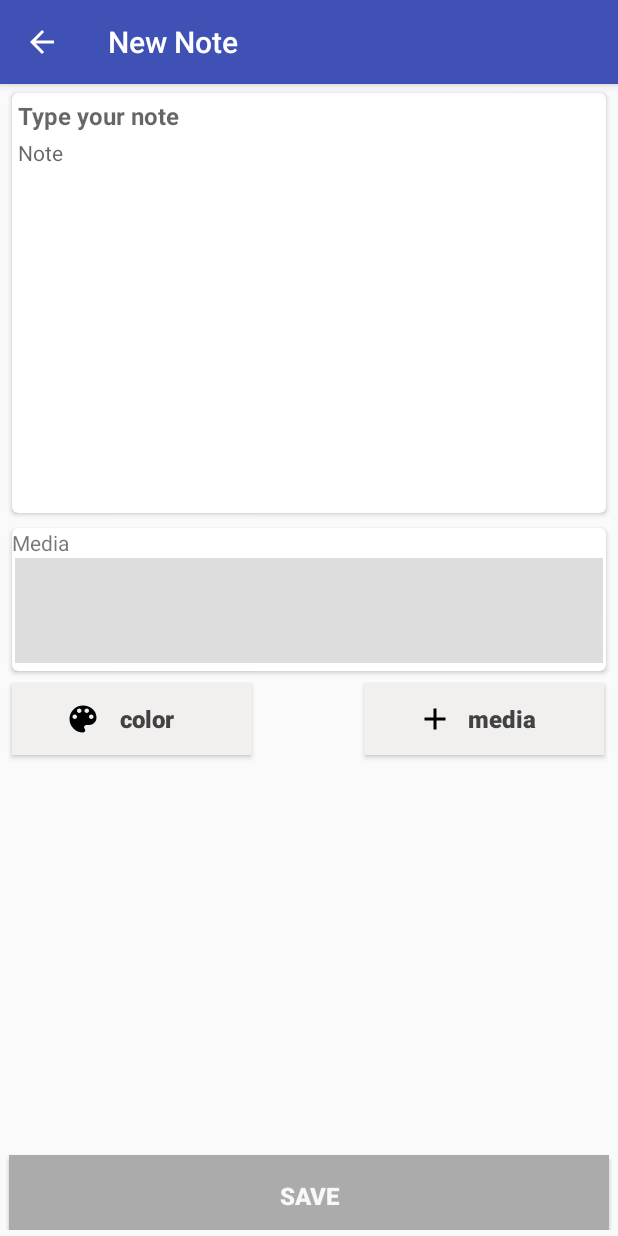
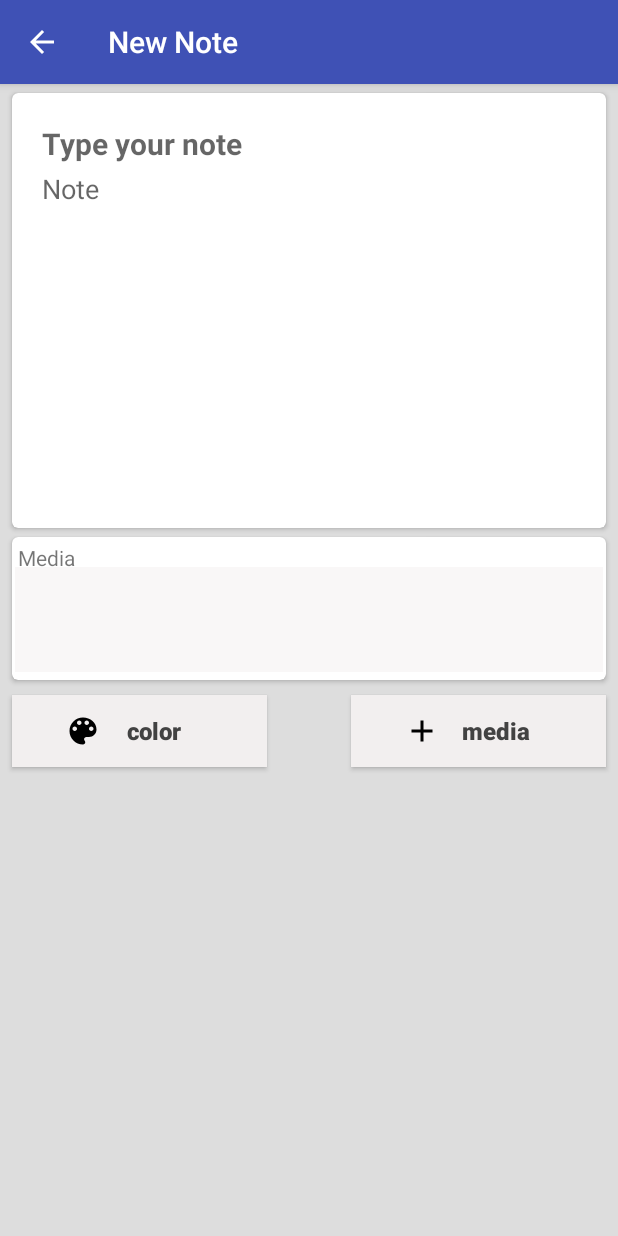
Before and after one commit to merveAltili/GMNotes, an Android app: the NoteAddActivity screen opened directly, with no data from a screen before it, on a phone screen of 412 x 824 dp. Run offline under Robolectric (Android 15) with nearby library versions, the phone set to English and light mode, and no system bars; our stand-ins replace ButterKnife, Picasso, Room's generated code; libraries missing offline, so code that uses them is left out: petrov.kristiyan.colorpicker; pictures from the network do not load.

Commit message:
datail V1

```diff
--- a/app/build.gradle
+++ b/app/build.gradle
@@ -52,9 +52,13 @@ dependencies {
 
     //color picker
     compile 'petrov.kristiyan:colorpicker-library:1.1.8'
+    compile 'com.github.eltos:simpledialogfragment:2.2.2'
+
 
     //picasso
     implementation 'com.squareup.picasso:picasso:2.71828'
 
 
+
+
 }
--- a/app/src/main/java/com/example/merve/butterknife/NoteAddActivity.java
+++ b/app/src/main/java/com/example/merve/butterknife/NoteAddActivity.java
@@ -14,10 +14,13 @@ import android.support.v7.widget.CardView;
 import android.support.v7.widget.LinearLayoutManager;
 import android.support.v7.widget.RecyclerView;
 import android.support.v7.widget.Toolbar;
+import android.text.Editable;
+import android.text.TextWatcher;
 import android.util.Log;
 import android.view.View;
 import android.widget.Button;
 import android.widget.EditText;
+import android.widget.TextView;
 import android.widget.Toast;
 
 import com.example.merve.butterknife.db.Entity.MediaEntity;
@@ -62,8 +65,27 @@ public class NoteAddActivity extends AppCompatActivity {
     RecyclerView noteAddRecyc;
     @BindView(R.id.noteAddCardV)
     CardView noteAddCardV;
+    @BindView(R.id.txtView)
+    TextView txtView;
     private SharedPreferences sharedPreferences;
     private LinearLayoutManager LinearLayoutManager;
+    private TextWatcher tw = new TextWatcher() {
+        public void afterTextChanged(Editable s) {
+            if (!edtTitle.getText().toString().isEmpty() && !edtDetail.getText().toString().isEmpty())
+                btnSave.setVisibility(View.VISIBLE);
+            else
+                btnSave.setVisibility(View.GONE);
+        }
+
+        public void beforeTextChanged(CharSequence s, int start, int count, int after) {
+
+            // you can check for enter key here
+        }
+
+        public void onTextChanged(CharSequence s, int start, int before, int count) {
+
+        }
+    };
 
     @Override
     protected void onCreate(Bundle savedInstanceState) {
@@ -116,25 +138,48 @@ public class NoteAddActivity extends AppCompatActivity {
                     colors.add("#F9FBE7");
                     colors.add("#F5F5F5");
                     colors.add("#E0F2F1");
-
+                    colorPicker.disableDefaultButtons(true);
+                    Button buton = new Button(getApplicationContext());
+                    buton.setTextColor(Color.BLUE);
+                    buton.setBackgroundColor(Color.WHITE);
+                    Button buton2 = new Button(getApplicationContext());
+                    buton2.setBackgroundColor(Color.WHITE);
+                    Button buton3 = new Button(getApplicationContext());
+                    buton3.setBackgroundColor(Color.WHITE);
                     colorPicker
+                            .setColorButtonTickColor(Color.WHITE)
                             .setDefaultColorButton(Color.parseColor("#f84c44"))
                             .setColors(colors)
                             .setColumns(5)
                             .setRoundColorButton(true)
-                            .setOnChooseColorListener(new ColorPicker.OnChooseColorListener() {
+                            .addListenerButton("", buton3, new ColorPicker.OnButtonListener() {
                                 @Override
-                                public void onChooseColor(int position, int color) {
+                                public void onClick(View v, int position, int color) {
+
+
+                                }
+                            })
+                            .addListenerButton("Cancel", buton2, new ColorPicker.OnButtonListener() {
+                                @Override
+                                public void onClick(View v, int position, int color) {
+
+                                    colorPicker.dismissDialog();
+
+                                }
+                            })
+
+                            .addListenerButton("OK", buton, new ColorPicker.OnButtonListener() {
+                                @Override
+                                public void onClick(View v, int position, int color) {
                                     Log.d("position", "" + position);
                                     colorr = color;
                                     crdview.setCardBackgroundColor(color);
+                                    noteAddCardV.setCardBackgroundColor(color);
+                                    noteAddRecyc.setBackgroundColor(color);
+                                    colorPicker.dismissDialog();
                                 }
-
-                                @Override
-                                public void onCancel() {
-
-                                }
-                            }).show();
+                            })
+                            .show();
                 }
 
             });
@@ -150,7 +195,8 @@ public class NoteAddActivity extends AppCompatActivity {
             });
 
         }
-
+        edtDetail.addTextChangedListener(tw);
+        edtTitle.addTextChangedListener(tw);
 
     }
 
@@ -219,8 +265,6 @@ public class NoteAddActivity extends AppCompatActivity {
                         }
 
 
-
-
                     } catch (Exception e) {
                         Log.e("hata", e.toString());
                     }
@@ -246,8 +290,10 @@ public class NoteAddActivity extends AppCompatActivity {
             }).start();
 
 
-        } else {
-            Toast.makeText(this, "Lütfen geçerli bir değer giriniz", Toast.LENGTH_SHORT).show();
+        } else if (edtTitle.getText().toString().isEmpty()) {
+            Toast.makeText(this, "Title can not go blank ", Toast.LENGTH_SHORT).show();
+        } else if (edtDetail.getText().toString().isEmpty()) {
+            Toast.makeText(this, "Detail can not go blank ", Toast.LENGTH_SHORT).show();
         }
     }
 
--- a/app/src/main/res/layout/activity_note_add.xml
+++ b/app/src/main/res/layout/activity_note_add.xml
@@ -5,6 +5,7 @@
     xmlns:tools="http://schemas.android.com/tools"
     android:layout_width="match_parent"
     android:layout_height="match_parent"
+    android:background="#dddddd"
     android:orientation="vertical"
     tools:context="com.example.merve.butterknife.NoteAddActivity">
 
@@ -27,10 +28,11 @@
     <android.support.v7.widget.CardView
         android:id="@+id/crdview"
         android:layout_width="match_parent"
-        android:layout_height="280dp"
+        android:layout_height="290dp"
         android:layout_marginLeft="8dp"
         android:layout_marginRight="8dp"
         android:layout_marginTop="6dp"
+
         android:clickable="true"
         android:foreground="?android:attr/selectableItemBackground"
         android:orientation="vertical"
@@ -39,7 +41,8 @@
         <LinearLayout
             android:layout_width="match_parent"
             android:layout_height="wrap_content"
-            android:orientation="vertical">
+            android:orientation="vertical"
+            android:padding="16dp">
 
 
             <EditText
@@ -53,7 +56,7 @@
                 android:ems="4"
                 android:hint="Type your note"
                 android:inputType="textPersonName"
-                android:textSize="16dp"
+                android:textSize="20dp"
                 android:textStyle="bold" />
 
             <EditText
@@ -67,20 +70,17 @@
                 android:gravity="top"
                 android:hint="Note"
                 android:inputType="textMultiLine"
-                android:textSize="14dp" />
+                android:textSize="18dp" />
         </LinearLayout>
     </android.support.v7.widget.CardView>
-    <RelativeLayout
-        android:layout_width="match_parent"
-        android:layout_height="wrap_content"
-        android:layout_margin="4dp">
+
 
         <android.support.v7.widget.CardView
             android:id="@+id/noteAddCardV"
             android:layout_width="match_parent"
             android:layout_height="wrap_content"
-            android:layout_marginLeft="4dp"
-            android:layout_marginRight="4dp"
+            android:layout_marginLeft="8dp"
+            android:layout_marginRight="8dp"
             android:layout_marginTop="6dp"
             android:clickable="true"
             android:foreground="?android:attr/selectableItemBackground"
@@ -91,6 +91,7 @@
                 android:id="@+id/txtView"
                 android:layout_width="match_parent"
                 android:layout_height="wrap_content"
+                android:layout_margin="4dp"
                 android:text="Media" />
 
             <LinearLayout
@@ -105,7 +106,7 @@
                     android:layout_marginLeft="2dp"
                     android:layout_marginRight="2dp"
                     android:layout_marginTop="20dp"
-                    android:background="#dddddd"
+                    android:background="@color/white"
                     android:orientation="horizontal"
                     app:layoutManager="LinearLayoutManager"
                     app:layout_constraintTop_toBottomOf="@id/txtView"
@@ -115,42 +116,24 @@
             </LinearLayout>
         </android.support.v7.widget.CardView>
 
-        <RelativeLayout
-            android:layout_width="match_parent"
-            android:layout_height="wrap_content"
 
-            android:layout_alignParentStart="true"
-            android:layout_alignTop="@+id/noteAddCardV">
-
-
-        </RelativeLayout>
-
-        <Button
-            android:id="@+id/btnSave"
-            android:layout_width="match_parent"
-            android:layout_height="50dp"
-            android:layout_alignParentBottom="true"
-            android:layout_alignParentEnd="true"
-            android:layout_marginBottom="2dp"
-            android:layout_marginLeft="2dp"
-            android:layout_marginRight="2dp"
-            android:layout_marginTop="6dp"
-            android:background="@color/gray"
-            android:padding="16dp"
-            android:text="SAVE"
-            android:textColor="@color/white"
-            android:textSize="16sp"
-            android:textStyle="bold"
-            android:visibility="visible" />
+    <RelativeLayout
+        android:layout_width="match_parent"
+        android:layout_height="44dp"
+        android:layout_alignParentBottom="true"
+        android:layout_weight="1"
+        android:gravity="top"
+        android:orientation="vertical">
 
         <Button
             android:id="@+id/btnMedia"
-            android:layout_width="160dp"
+            android:layout_width="170dp"
             android:layout_height="wrap_content"
-            android:layout_alignEnd="@+id/noteAddCardV"
-            android:layout_below="@+id/noteAddCardV"
-            android:layout_marginEnd="1dp"
-            android:layout_marginTop="8dp"
+            android:layout_alignParentEnd="true"
+            android:layout_alignParentTop="true"
+            android:layout_marginEnd="8dp"
+            android:layout_marginTop="10dp"
+            android:layout_weight="1"
             android:background="@color/white2"
             android:drawableLeft="@drawable/ic_add_black_24dp"
             android:paddingLeft="35dp"
@@ -163,11 +146,13 @@
 
         <Button
             android:id="@+id/btnRenk"
-            android:layout_width="160dp"
+            android:layout_width="170dp"
             android:layout_height="wrap_content"
-            android:layout_alignStart="@+id/noteAddCardV"
-            android:layout_below="@+id/noteAddCardV"
-            android:layout_marginTop="8dp"
+            android:layout_alignParentStart="true"
+            android:layout_alignParentTop="true"
+            android:layout_marginStart="8dp"
+            android:layout_marginTop="10dp"
+            android:layout_weight="1"
             android:background="@color/white2"
             android:drawableLeft="@drawable/ic_color_lens_black_24dp"
             android:paddingLeft="35dp"
@@ -177,6 +162,20 @@
             android:textColor="@color/cardview_dark_background"
             android:textSize="16sp"
             android:textStyle="bold" />
+    </RelativeLayout>
 
-    </RelativeLayout>
+
+    <Button
+        android:id="@+id/btnSave"
+        android:layout_width="match_parent"
+        android:layout_height="wrap_content"
+        android:layout_alignParentBottom="true"
+        android:layout_alignParentEnd="true"
+        android:layout_marginLeft="2dp"
+        android:layout_marginRight="2dp"
+        android:backgroundTint="@color/colorPrimary"
+        android:padding="18dp"
+        android:text="SAVE"
+        android:textColor="@color/white"
+        android:visibility="gone" />
 </LinearLayout>
```
Also changed, not shown: app/src/main/java/com/example/merve/butterknife/DetailActivity.java (+32 -5 lines), app/src/main/java/com/example/merve/butterknife/MediaAdapter.java (+7 -0 lines), app/src/main/java/com/example/merve/butterknife/NoteActivity.java (+12 -6 lines), app/src/main/java/com/example/merve/butterknife/NoteAdapter.java (+13 -1 lines), app/src/main/res/layout/activity_detail.xml (+26 -17 lines), app/src/main/res/layout/activity_note.xml (+11 -7 lines), app/src/main/res/layout/resim_item.xml (+4 -4 lines).
